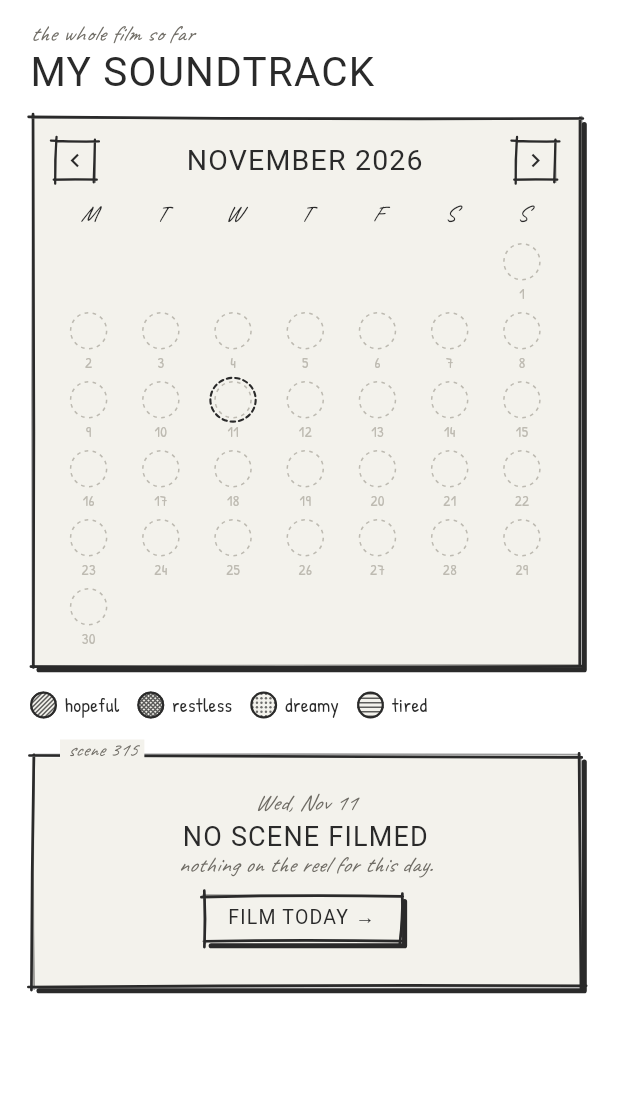
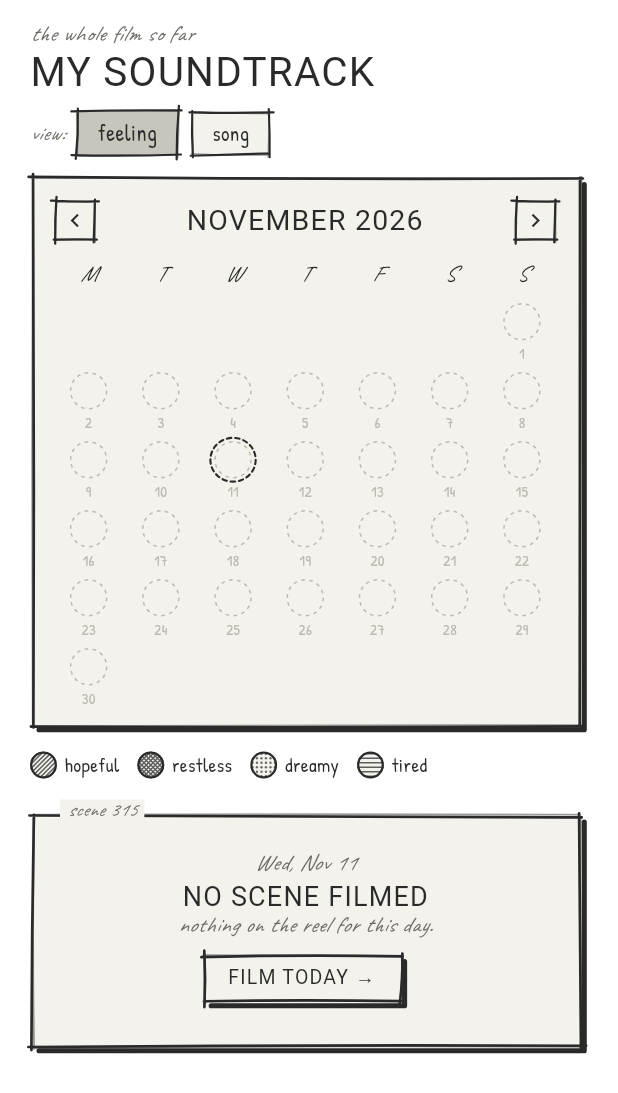
Before and after one commit to zakialmahdi/ifmylifewasamovie-app, a Flutter app: the CalendarPage widget shown alone on an empty page, opened directly, on a phone screen of 412 x 824 dp. Shown: the top 1093 px of the screen. Run offline on Flutter 3.47's test engine with Material 3 defaults, Android fonts, the phone set to English and light mode, and no system bars; our stand-ins replace flutter_local_notifications, flutter_timezone, go_router, google_fonts, google_sign_in, image_picker and 3 more; missing offline and left inert: flutter_inappwebview, youtube_explode_dart; accounts and stored records are empty; network calls fail.

Commit message:
feat: add feeling or song album cover view toggle on calendar

```diff
--- a/lib/pages/calendar_page.dart
+++ b/lib/pages/calendar_page.dart
@@ -4,6 +4,8 @@ import '../services/youtube_music_service.dart';
 import '../sketch.dart';
 import '../state.dart';
 import '../widgets/scene_editor.dart';
+
+enum _CalendarCircleMode { feeling, song }
 
 class CalendarPage extends StatefulWidget {
   const CalendarPage({super.key});
@@ -13,10 +15,66 @@ class CalendarPage extends StatefulWidget {
 
 class _CalendarPageState extends State<CalendarPage> {
   int _dir = 1;
+  _CalendarCircleMode _mode = _CalendarCircleMode.feeling;
 
   void _shift(int d) {
     _dir = d;
     app.shiftMonth(d);
+  }
+
+  void _setMode(_CalendarCircleMode mode) {
+    if (_mode == mode) return;
+    setState(() => _mode = mode);
+  }
+
+  Widget _viewToggle() {
+    const options = [
+      (mode: _CalendarCircleMode.feeling, label: 'feeling', seed: 31),
+      (mode: _CalendarCircleMode.song, label: 'song', seed: 32),
+    ];
+    return Wrap(
+      spacing: 8,
+      runSpacing: 6,
+      crossAxisAlignment: WrapCrossAlignment.center,
+      children: [
+        const Note('view:', size: 14),
+        for (final opt in options)
+          SketchChip(
+            label: opt.label,
+            selected: _mode == opt.mode,
+            seed: opt.seed,
+            onTap: () => _setMode(opt.mode),
+          ),
+      ],
+    );
+  }
+
+  Widget _legend() {
+    return AnimatedSwitcher(
+      duration: const Duration(milliseconds: 180),
+      child: _mode == _CalendarCircleMode.song
+          ? const Align(
+              key: ValueKey(_CalendarCircleMode.song),
+              alignment: Alignment.centerLeft,
+              child: Note('each circle shows that day’s song album cover', size: 13),
+            )
+          : Align(
+              key: const ValueKey(_CalendarCircleMode.feeling),
+              alignment: Alignment.centerLeft,
+              child: Wrap(
+                spacing: 12,
+                runSpacing: 6,
+                children: [
+                  for (final mood in app.moods)
+                    Row(mainAxisSize: MainAxisSize.min, children: [
+                      HatchSwatch(mood.hatch, size: 18, circle: true, gap: 3),
+                      const SizedBox(width: 5),
+                      Text(mood.name, style: T.body(13)),
+                    ]),
+                ],
+              ),
+            ),
+    );
   }
 
   @override
@@ -36,8 +94,10 @@ class _CalendarPageState extends State<CalendarPage> {
               const Note('the whole film so far', size: 15),
               const SizedBox(height: 2),
               Text('MY SOUNDTRACK', style: T.head(27)),
+              const SizedBox(height: 10),
+              _viewToggle(),
             ])),
-            const SizedBox(height: 14),
+            const SizedBox(height: 12),
             r(SketchBox(
               seed: 8,
               padding: const EdgeInsets.fromLTRB(12, 12, 12, 8),
@@ -76,18 +136,7 @@ class _CalendarPageState extends State<CalendarPage> {
               ]),
             )),
             const SizedBox(height: 12),
-            r(Wrap(
-              spacing: 12,
-              runSpacing: 6,
-              children: [
-                for (final mood in app.moods)
-                  Row(mainAxisSize: MainAxisSize.min, children: [
-                    HatchSwatch(mood.hatch, size: 18, circle: true, gap: 3),
-                    const SizedBox(width: 5),
-                    Text(mood.name, style: T.body(13)),
-                  ]),
-              ],
-            )),
+            r(_legend()),
             const SizedBox(height: 14),
             r(_detail(app.selected)),
           ],
@@ -131,7 +180,24 @@ class _CalendarPageState extends State<CalendarPage> {
               if (e != null)
                 Transform.scale(
                   scale: sel ? 1.08 : 1.0,
-                  child: HatchSwatch(e.mood.hatch, size: 26, circle: true, gap: 3.2),
+                  child: AnimatedSwitcher(
+                    duration: const Duration(milliseconds: 180),
+                    child: _mode == _CalendarCircleMode.song
+                        ? SongArtBox(
+                            key: const ValueKey(_CalendarCircleMode.song),
+                            song: e.song,
+                            size: 26,
+                            circle: true,
+                            gap: 3.2,
+                          )
+                        : HatchSwatch(
+                            key: const ValueKey(_CalendarCircleMode.feeling),
+                            e.mood.hatch,
+                            size: 26,
+                            circle: true,
+                            gap: 3.2,
+                          ),
+                  ),
                 )
               else
                 const SizedBox(
```
Also changed, not shown: lib/sketch.dart (+25 -22 lines), 1 other file.
